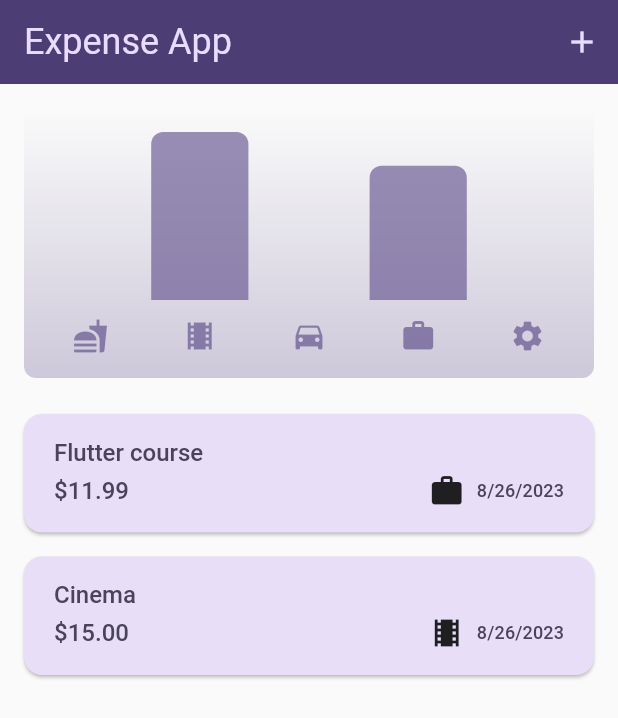
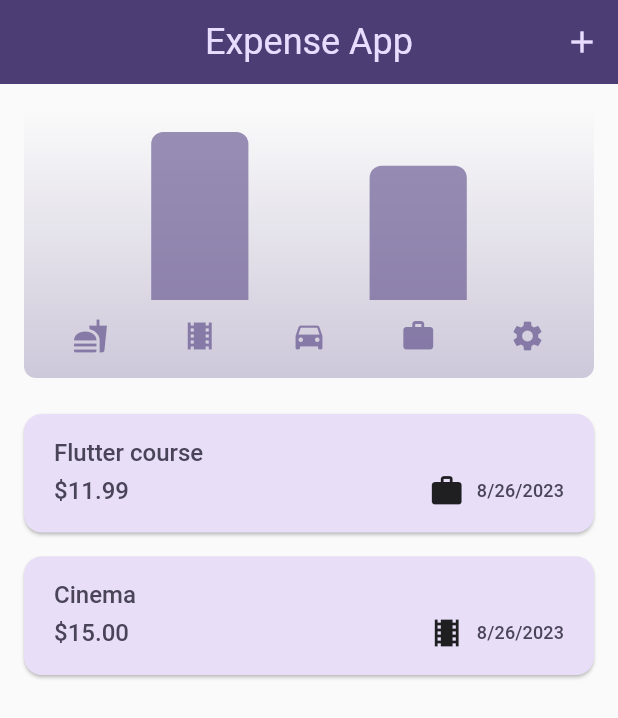
Before and after one commit to mohammedf99/expenses_app, a Flutter app: the screen it shows after launch, on a phone screen of 412 x 824 dp. Shown: the top 718 px of the screen. Run offline on Flutter 3.47's test engine with Material 2 defaults, Android fonts, the phone set to English and light mode, and no system bars.

Commit message:
centered title

```diff
--- a/lib/widgets/expenses.dart
+++ b/lib/widgets/expenses.dart
@@ -30,6 +30,7 @@ class _ExpensesState extends State<Expenses> {
 
   void _openAddExpenseOverlay() {
     showModalBottomSheet(
+      useSafeArea: true,
       isScrollControlled: true,
       context: context,
       builder: (_) {
@@ -84,12 +85,16 @@ class _ExpensesState extends State<Expenses> {
     }
 
     return Scaffold(
-      appBar: AppBar(title: const Text('Expense App'), actions: [
-        IconButton(
-          icon: const Icon(Icons.add),
-          onPressed: _openAddExpenseOverlay,
-        ),
-      ]),
+      appBar: AppBar(
+        title: const Text('Expense App'),
+        centerTitle: true,
+        actions: [
+          IconButton(
+            icon: const Icon(Icons.add),
+            onPressed: _openAddExpenseOverlay,
+          ),
+        ],
+      ),
       body: isPortrait
           ? Column(
               children: <Widget>[
```
